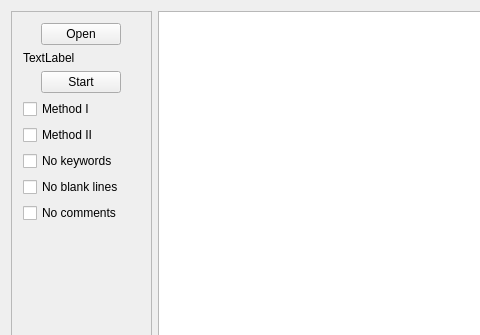
This is Projekt/project/app/mainwindow.ui in MichalBernacki/Plagiarism_detection_app as Qt 5 draws it before an edit; both pictures show x 0 to 480 and y 0 to 335 of the 1200 by 800 pixel window. The edited form follows.
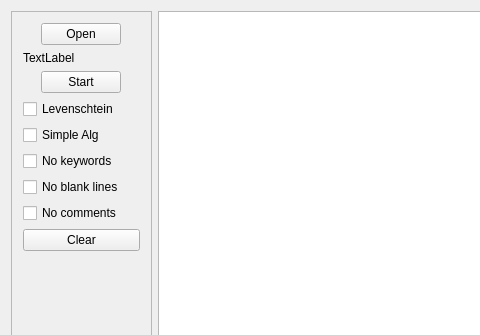
This is the edited form.

Diff of the .ui file:
```diff
--- a/Projekt/project/app/mainwindow.ui
+++ b/Projekt/project/app/mainwindow.ui
@@ -279,14 +279,14 @@
              <item>
               <widget class="QCheckBox" name="cbBox1">
                <property name="text">
-                <string>Method I</string>
+                <string>Levenschtein</string>
                </property>
               </widget>
              </item>
              <item>
               <widget class="QCheckBox" name="cbBox2">
                <property name="text">
-                <string>Method II</string>
+                <string>Simple Alg</string>
                </property>
               </widget>
              </item>
@@ -315,6 +315,13 @@
            </item>
           </layout>
          </item>
+         <item>
+          <widget class="QPushButton" name="pbClear">
+           <property name="text">
+            <string>Clear</string>
+           </property>
+          </widget>
+         </item>
          <item>
           <spacer name="verticalSpacer">
            <property name="orientation">
```
